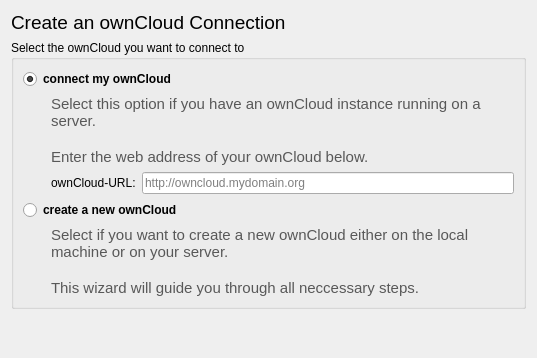
nextcloud/desktop, file src/mirall/owncloudwizardselecttypepage.ui: the form before one commit.
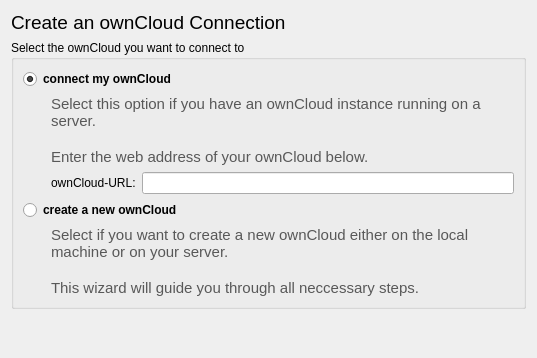
The form after the commit.

Commit message: Backport to Qt 4.6 finished - test against a local installation of owncloud via http

Patch:
```diff
--- a/src/mirall/owncloudwizardselecttypepage.ui
+++ b/src/mirall/owncloudwizardselecttypepage.ui
@@ -113,11 +113,7 @@
        </widget>
       </item>
       <item row="2" column="2">
-       <widget class="QLineEdit" name="OCUrlLineEdit">
-        <property name="placeholderText">
-         <string>http://owncloud.mydomain.org</string>
-        </property>
-       </widget>
+       <widget class="QLineEdit" name="OCUrlLineEdit"/>
       </item>
       <item row="3" column="0" colspan="3">
        <widget class="QRadioButton" name="createNewOCRadioBtn">
```
The commit also changes 11 other files.
